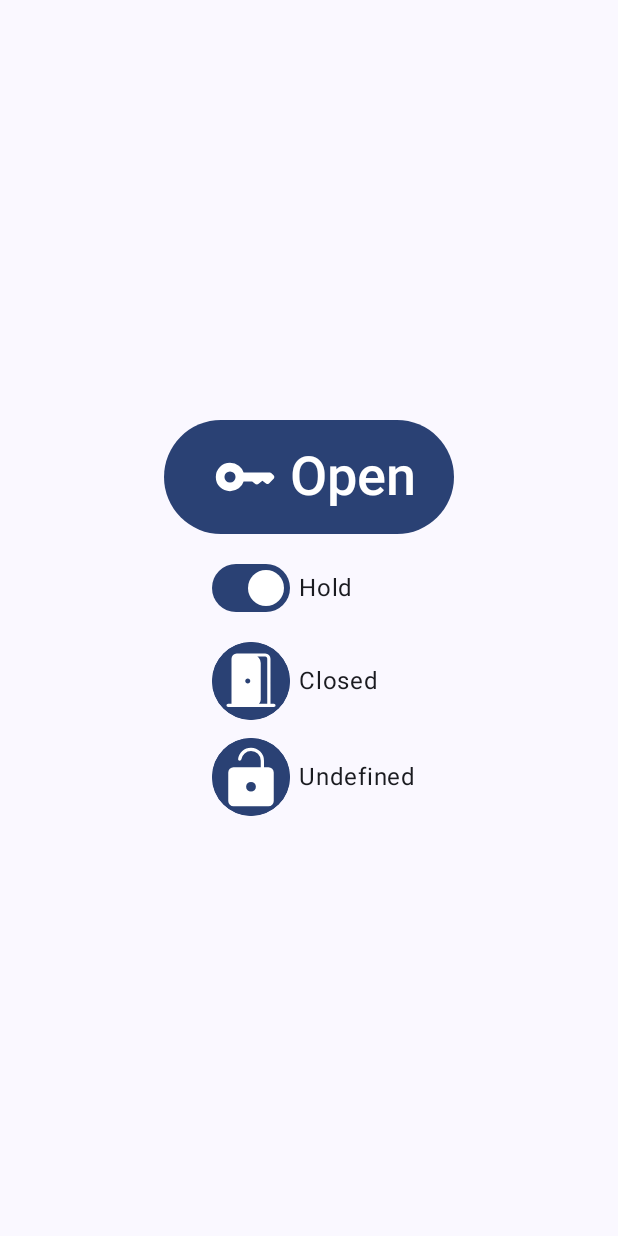
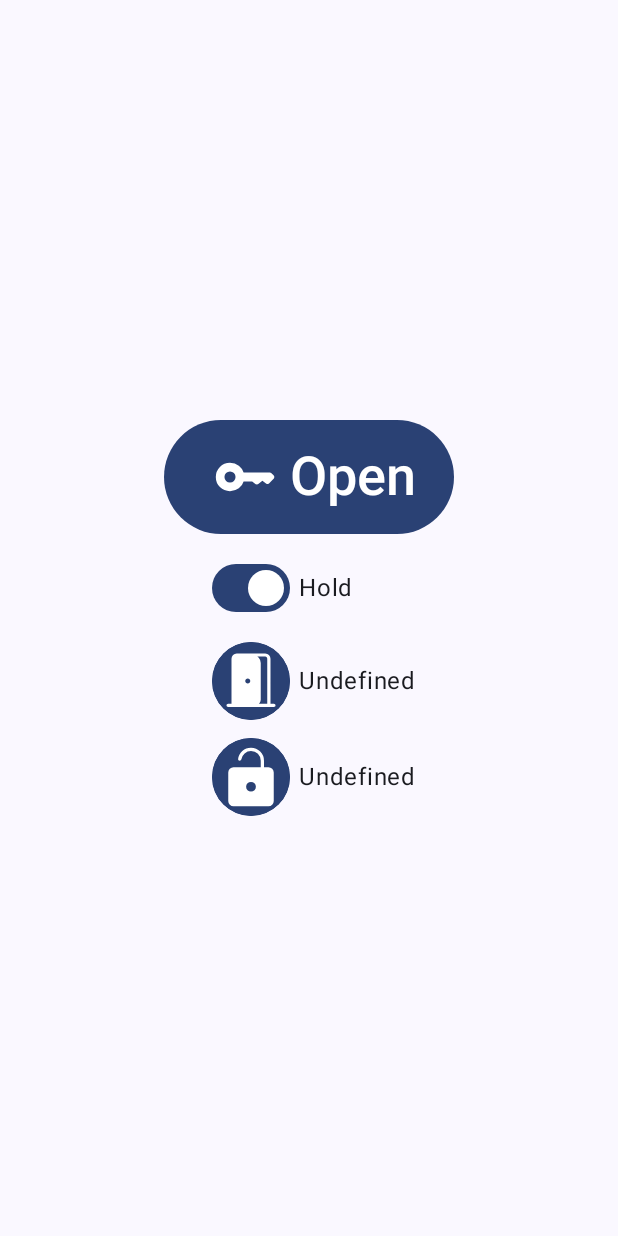
Before and after one commit to michelm/nuki-sesami-app, an Android app built with Jetpack Compose: the screen it shows after launch (MainActivity), on a phone screen of 412 x 824 dp. Run offline under Robolectric (Android 15) with nearby library versions, the phone set to English and light mode, and no system bars.

Commit message:
Added undefined states

```diff
--- a/app/src/main/java/com/example/nuki_sesami_app/DoorMode.kt
+++ b/app/src/main/java/com/example/nuki_sesami_app/DoorMode.kt
@@ -3,5 +3,6 @@ package com.example.nuki_sesami_app
 enum class DoorMode(val value: Int) {
     OpenClose(0),  // Door is open for a brief moment, the actual time is defined by the
                         // ERREKA 'Smart Evolution' electric door controller
-    OpenHold(1)    // Door will be held open until the push button is pressed again
+    OpenHold(1),    // Door will be held open until the push button is pressed again
+    Undefined(255)
 }
--- a/app/src/main/java/com/example/nuki_sesami_app/DoorState.kt
+++ b/app/src/main/java/com/example/nuki_sesami_app/DoorState.kt
@@ -3,5 +3,6 @@ package com.example.nuki_sesami_app
 enum class DoorState(val value: Int) {
     Closed(0),  // Door is closed or about to close
     Opened(1),  // Door is open(ing)
-    OpenHold(2) // Door is open(ing) and will be held open
+    OpenHold(2), // Door is open(ing) and will be held open
+    Undefined(255)
 }
--- a/app/src/main/java/com/example/nuki_sesami_app/MainActivity.kt
+++ b/app/src/main/java/com/example/nuki_sesami_app/MainActivity.kt
@@ -67,7 +67,7 @@ fun doorStateText(state: DoorState): String {
         DoorState.OpenHold -> stringResource(R.string.door_state_openhold)
         DoorState.Opened -> stringResource(R.string.door_state_opened)
         DoorState.Closed -> stringResource(R.string.door_state_closed)
-        else -> stringResource(R.string.door_state_closed)
+        DoorState.Undefined -> stringResource(R.string.door_state_undefined)
     }
 }
 
@@ -76,7 +76,8 @@ fun doorStateText(state: DoorState): String {
 fun doorModeText(mode: DoorMode): String {
     return when(mode) {
         DoorMode.OpenHold -> stringResource(R.string.door_mode_openhold)
-        else -> stringResource(R.string.door_mode_open_close)
+        DoorMode.OpenClose -> stringResource(R.string.door_mode_open_close)
+        DoorMode.Undefined -> stringResource(R.string.door_mode_undefined)
     }
 }
 
--- a/app/src/main/java/com/example/nuki_sesami_app/NukiSesamiClient.kt
+++ b/app/src/main/java/com/example/nuki_sesami_app/NukiSesamiClient.kt
@@ -1,8 +1,8 @@
 package com.example.nuki_sesami_app
 
 class NukiSesamiClient {
-    var doorMode: DoorMode = DoorMode.OpenClose
-    var doorState: DoorState = DoorState.Closed
+    var doorMode: DoorMode = DoorMode.Undefined
+    var doorState: DoorState = DoorState.Undefined
     var doorSensor: DoorSensorState = DoorSensorState.DoorStateUnknown
     var doorAction: DoorAction = DoorAction.Open
     var lockState: LockState = LockState.Undefined
--- a/app/src/main/res/values/strings.xml
+++ b/app/src/main/res/values/strings.xml
@@ -3,8 +3,10 @@
     <string name="door_state_closed">Closed</string>
     <string name="door_state_opened">Opened</string>
     <string name="door_state_openhold">OpenHold</string>
+    <string name="door_state_undefined">Undefined</string>
     <string name="door_mode_open_close">Open/Close</string>
     <string name="door_mode_openhold">Open Hold</string>
+    <string name="door_mode_undefined">Undefined</string>
     <string name="door_request_state_none">No Request</string>
     <string name="door_request_state_close">Close</string>
     <string name="door_request_state_open">Open</string>
```
